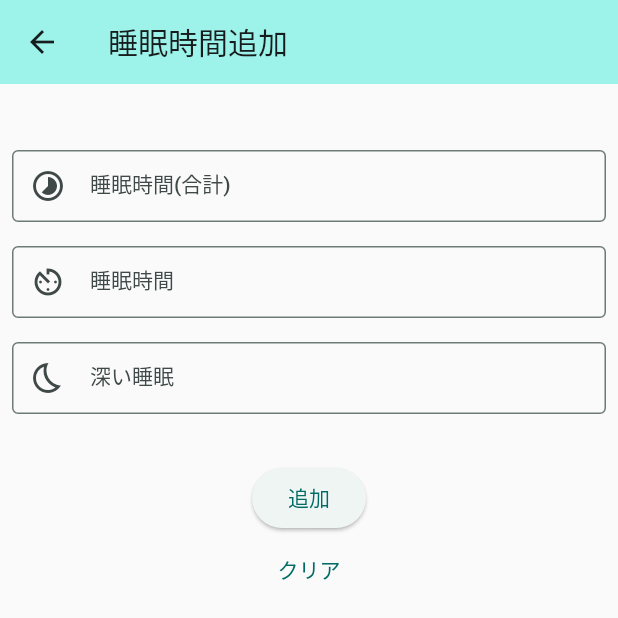
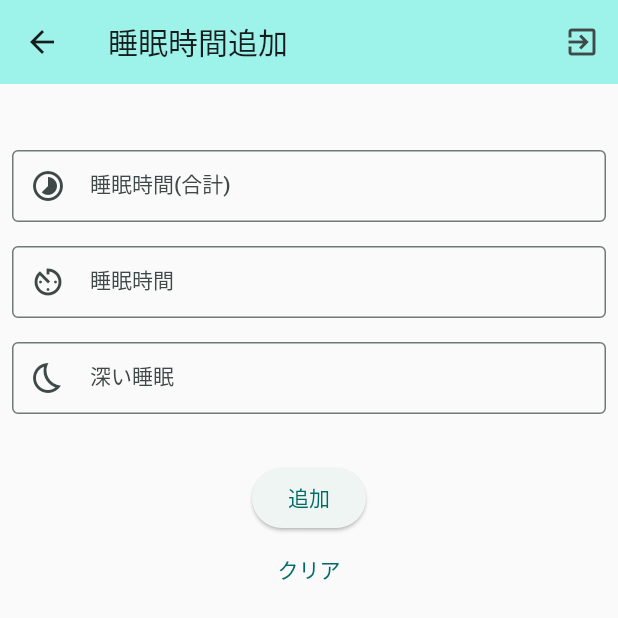
Before and after one commit to shmzzzz/sleep-management-app, a Flutter app: the screen it shows once a user with an empty profile is signed in, after a tap on the "add circle" icon, on a phone screen of 412 x 824 dp, the top half of it. Run offline on Flutter 3.47's test engine with Material 2 defaults, Android fonts, the light colour scheme and no system bars; our stand-ins replace firebase_auth, firebase_core; accounts and stored records are empty.

Commit message:
🛂 ✨ ログアウト機能の追加

```diff
--- a/lib/screens/sleep_add.dart
+++ b/lib/screens/sleep_add.dart
@@ -1,4 +1,5 @@
 import 'package:flutter/material.dart';
+import 'package:sleep_management_app/widgets/logout_button.dart';
 
 class SleepAddScreen extends StatefulWidget {
   const SleepAddScreen({super.key});
@@ -38,6 +39,9 @@
       appBar: AppBar(
         title: const Text('睡眠時間追加'),
         backgroundColor: Theme.of(context).colorScheme.primaryContainer,
+        actions: const [
+          LogoutButton(),
+        ],
       ),
       body: Form(
         key: _formKey,
--- a/lib/screens/sleep_list.dart
+++ b/lib/screens/sleep_list.dart
@@ -1,6 +1,7 @@
+import 'package:flutter/cupertino.dart';
 import 'package:flutter/material.dart';
-import 'package:flutter/cupertino.dart';
 import 'package:sleep_management_app/screens/sleep_add.dart';
+import 'package:sleep_management_app/widgets/logout_button.dart';
 
 class SleepListScreen extends StatefulWidget {
   const SleepListScreen({super.key});
@@ -18,6 +19,9 @@
       appBar: AppBar(
         title: const Text('睡眠時間一覧'),
         backgroundColor: Theme.of(context).colorScheme.primaryContainer,
+        actions: const [
+          LogoutButton(),
+        ],
       ),
       body: ListView.builder(
         itemCount: list.length,
--- /dev/null
+++ b/lib/widgets/logout_button.dart
@@ -0,0 +1,17 @@
+import 'package:firebase_auth/firebase_auth.dart';
+import 'package:flutter/material.dart';
+
+class LogoutButton extends StatelessWidget {
+  const LogoutButton({super.key});
+
+  @override
+  Widget build(BuildContext context) {
+    return IconButton(
+      onPressed: () {
+        // ログアウト処理
+        FirebaseAuth.instance.signOut();
+      },
+      icon: const Icon(Icons.exit_to_app),
+    );
+  }
+}
```
